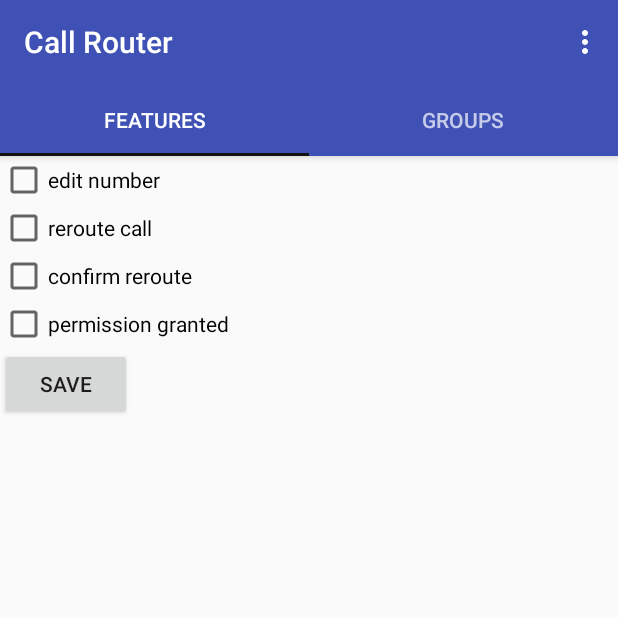
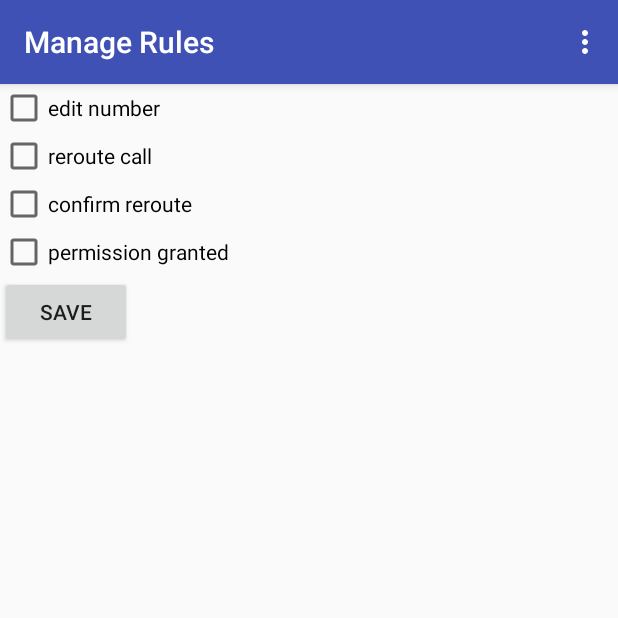
Before and after one commit to MeVoice/dialer, an Android app: the screen it shows after launch (Main2Activity), on a phone screen of 412 x 824 dp, the top half of it. Run offline under Robolectric (Android 15) with nearby library versions, the phone set to English and light mode, and no system bars; our stand-ins replace EventBus.

Commit message:
fix for issue#14

```diff
--- a/app/src/main/java/com/ebookfrenzy/dialerintent/GroupsFragment.java
+++ b/app/src/main/java/com/ebookfrenzy/dialerintent/GroupsFragment.java
@@ -33,6 +33,7 @@ import org.greenrobot.eventbus.EventBus;
 
 import java.util.ArrayList;
 import java.util.Arrays;
+import java.util.HashMap;
 import java.util.List;
 
 /**
@@ -166,7 +167,9 @@ public class GroupsFragment extends Fragment {
                 @Override
                 public void onClick(View v) {
                     removePosition=-1;
-                    ClickEvent ev = new ClickEvent(String.valueOf(position));
+                    HashMap p=new HashMap();
+                    p.put("username", "nice");
+                    ClickEvent ev = new ClickEvent(p);
                     bus.postSticky(ev);
                 }
             });
--- a/app/src/main/java/com/ebookfrenzy/dialerintent/Main2Activity.java
+++ b/app/src/main/java/com/ebookfrenzy/dialerintent/Main2Activity.java
@@ -5,6 +5,7 @@ import android.support.design.widget.TabLayout;
 import android.support.v4.app.Fragment;
 import android.support.v4.app.FragmentManager;
 import android.support.v4.app.FragmentPagerAdapter;
+import android.support.v4.app.FragmentTransaction;
 import android.support.v4.view.GravityCompat;
 import android.support.v4.view.ViewPager;
 import android.support.v7.app.AppCompatActivity;
@@ -41,6 +42,8 @@ public class Main2Activity extends AppCompatActivity {
     private AppDataAccess appDataAccess;
     private EventBus bus = EventBus.getDefault();
     private HashMap fragments = new HashMap();
+    private HashMap fragmentTitles = new HashMap();
+    private HashMap fragmentIDs = new HashMap();
 
     @Override
     public void onStart() {
@@ -56,7 +59,8 @@ public class Main2Activity extends AppCompatActivity {
 
     @Subscribe
     public void onClickEvent(ClickEvent event){
-        Toast.makeText(getApplicationContext(), "show rules for group " + event.userName, Toast.LENGTH_SHORT).show();
+        HashMap params = event.getParameters();
+        Toast.makeText(getApplicationContext(), "show rules for group " + params.get("username"), Toast.LENGTH_SHORT).show();
     }
 
     @Override
@@ -73,9 +77,10 @@ public class Main2Activity extends AppCompatActivity {
         // as you specify a parent activity in AndroidManifest.xml.
         int id = item.getItemId();
         //noinspection SimplifiableIfStatement
-        if (id == R.id.action_settings) {
-            return true;
-        }
+        String fragmentName = (String) fragmentIDs.get(id);
+        //user should use either menu OR back button, not both
+        clearBackStack();
+        showFragment(fragmentName);
         return super.onOptionsItemSelected(item);
     }
 
@@ -91,47 +96,29 @@ public class Main2Activity extends AppCompatActivity {
         setSupportActionBar(toolbar);
         // Setting ViewPager for each Tabs
         fragments.put("features", new FeaturesFragment());
+        fragmentTitles.put("features", "Choose Features");
+        fragmentIDs.put(R.id.action_features, "features");
         fragments.put("groups", new GroupsFragment());
-        ViewPager viewPager = (ViewPager) findViewById(R.id.viewpager);
-        setupViewPager(viewPager);
-        // Set Tabs inside Toolbar
-        TabLayout tabs = (TabLayout) findViewById(R.id.tabs);
-        tabs.setupWithViewPager(viewPager);
+        fragmentTitles.put("groups", "Groups");
+        fragmentIDs.put(R.id.action_groups, "groups");
+        fragments.put("rules", new RulesFragment());
+        fragmentTitles.put("features", "Manage Rules");
+
+        showFragment("features");
     }
-    // Add Fragments to Tabs
-    private void setupViewPager(ViewPager viewPager) {
-        Adapter adapter = new Adapter(getSupportFragmentManager());
-        adapter.addFragment(new FeaturesFragment(), "Features");
-        adapter.addFragment(new GroupsFragment(), "Groups");
-        viewPager.setAdapter(adapter);
-    }
-    static class Adapter extends FragmentPagerAdapter {
-        private final List<Fragment> mFragmentList = new ArrayList<>();
-        private final List<String> mFragmentTitleList = new ArrayList<>();
-
-        public Adapter(FragmentManager manager) {
-            super(manager);
-        }
-
-        @Override
-        public Fragment getItem(int position) {
-            return mFragmentList.get(position);
-        }
-
-        @Override
-        public int getCount() {
-            return mFragmentList.size();
-        }
-
-        public void addFragment(Fragment fragment, String title) {
-            mFragmentList.add(fragment);
-            mFragmentTitleList.add(title);
-        }
-
-        @Override
-        public CharSequence getPageTitle(int position) {
-            return mFragmentTitleList.get(position);
+    public void clearBackStack(){
+        FragmentManager fm = getSupportFragmentManager();
+        if (fm.getBackStackEntryCount() > 0) {
+            FragmentManager.BackStackEntry first = fm.getBackStackEntryAt(0);
+            fm.popBackStack(first.getId(), FragmentManager.POP_BACK_STACK_INCLUSIVE);
         }
     }
-
+    public void showFragment(String key){
+        getSupportActionBar().setTitle((String) fragmentTitles.get(key));
+        FragmentManager fm = getSupportFragmentManager();
+        FragmentTransaction ft = fm.beginTransaction();
+        ft.replace(R.id.content, (Fragment) fragments.get(key));
+        ft.addToBackStack(null);
+        ft.commit();
+    }
 }
--- a/app/src/main/java/com/ebookfrenzy/dialerintent/events/ClickEvent.java
+++ b/app/src/main/java/com/ebookfrenzy/dialerintent/events/ClickEvent.java
@@ -1,12 +1,18 @@
 package com.ebookfrenzy.dialerintent.events;
+
+import java.util.HashMap;
 
 /**
  * Created by Admin on 8/16/2016.
  */
 public class ClickEvent {
-    public final String userName;
+    public HashMap getParameters() {
+        return parameters;
+    }
 
-    public ClickEvent(String userName) {
-        this.userName = userName;
+    public final HashMap parameters;
+
+    public ClickEvent(HashMap parameters) {
+        this.parameters = parameters;
     }
 }
--- a/app/src/main/res/layout/activity_main2.xml
+++ b/app/src/main/res/layout/activity_main2.xml
@@ -19,16 +19,12 @@
             app:layout_scrollFlags="scroll|enterAlways"
             app:popupTheme="@style/ThemeOverlay.AppCompat.Light" />
 
-        <android.support.design.widget.TabLayout
-            android:id="@+id/tabs"
-            android:layout_width="match_parent"
-            android:layout_height="wrap_content" />
-
     </android.support.design.widget.AppBarLayout>
 
-    <android.support.v4.view.ViewPager
-        android:id="@+id/viewpager"
+    <FrameLayout
+        android:id="@+id/content"
         android:layout_width="match_parent"
         android:layout_height="match_parent"
-        app:layout_behavior="@string/appbar_scrolling_view_behavior" />
+        app:layout_behavior="@string/appbar_scrolling_view_behavior"
+        />
 </android.support.design.widget.CoordinatorLayout>
--- a/app/src/main/res/layout/fragment_features.xml
+++ b/app/src/main/res/layout/fragment_features.xml
@@ -4,7 +4,7 @@
     android:layout_height="wrap_content"
     android:orientation="vertical"
     android:textAppearance="?android:attr/textAppearanceSmall"
-    tools:context="com.ebookfrenzy.dialerintent.FeaturesFragment">
+    tools:context=".FeaturesFragment">
 
     <CheckBox
         android:layout_width="wrap_content"
--- a/app/src/main/res/menu/options.xml
+++ b/app/src/main/res/menu/options.xml
@@ -4,8 +4,13 @@
     xmlns:tools="http://schemas.android.com/tools"
     tools:context=".Main2Activity">
     <item
-        android:id="@+id/action_settings"
-        android:title="@string/settings"
+        android:id="@+id/action_features"
+        android:title="@string/action_features"
+        android:orderInCategory="100"
+        app:showAsAction="never" />
+    <item
+        android:id="@+id/action_groups"
+        android:title="@string/action_groups"
         android:orderInCategory="100"
         app:showAsAction="never" />
 </menu>
--- a/app/src/main/res/values/strings.xml
+++ b/app/src/main/res/values/strings.xml
@@ -15,6 +15,8 @@
     <string name="hello_blank_fragment">Hello blank fragment</string>
     <string name="save">Save</string>
     <string name="confirm_reroute">confirm reroute</string>
+    <string name="action_groups">Groups</string>
+    <string name="action_features">Features</string>
     <array name="dummy_items">
         <item>One</item>
         <item>Two</item>
```
